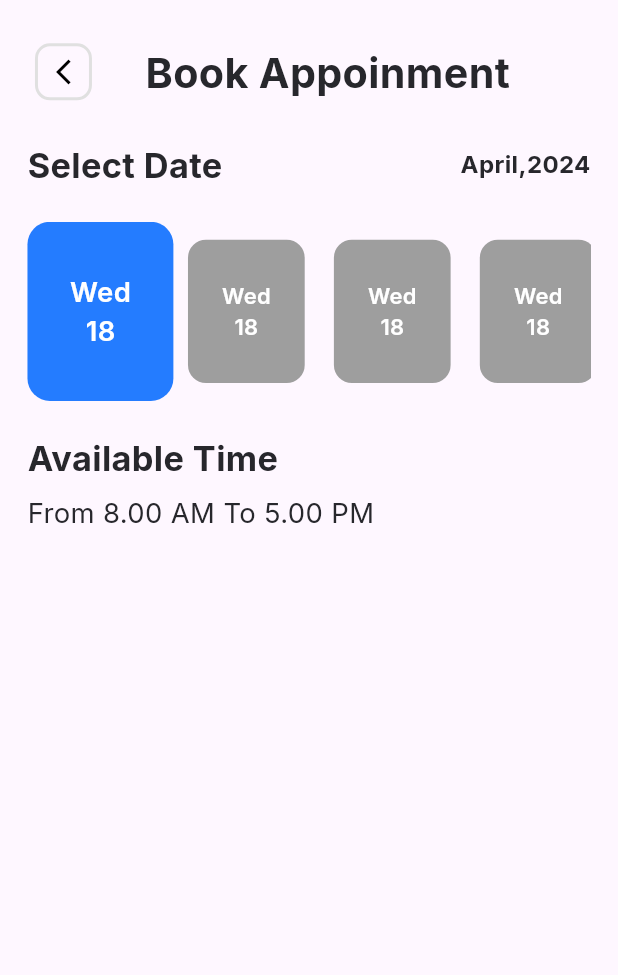
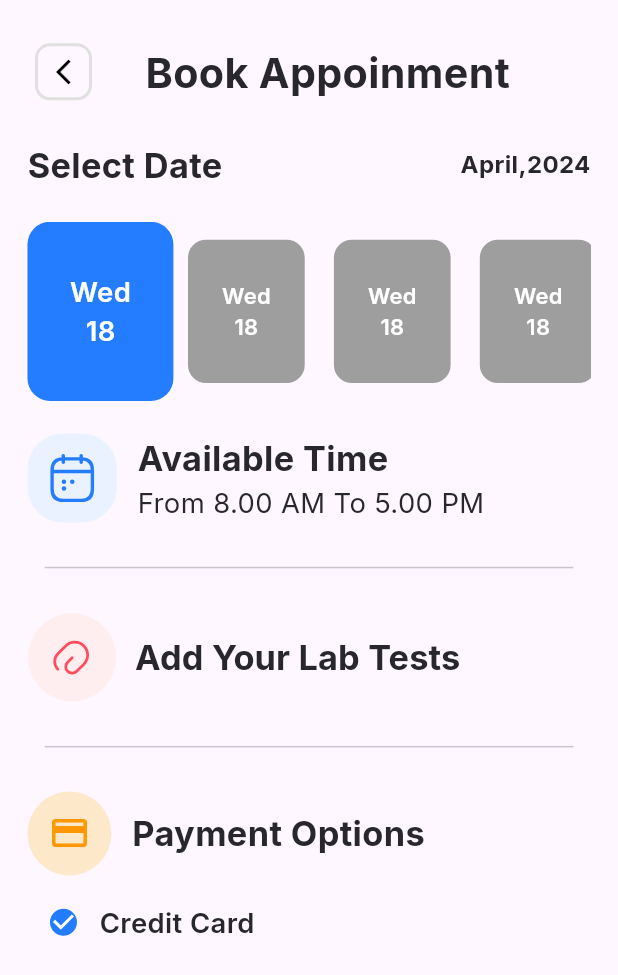
Before and after one commit to seiftarek10/clinic_square, a Flutter app: the BookAppoinmentView screen opened by its route, on a phone screen of 412 x 824 dp. Shown: the top 975 px of the screen. Run offline on Flutter 3.47's test engine with Material 3 defaults, Android fonts, the phone set to English and light mode, and no system bars; our stand-ins replace eva_icons_flutter, flutter_screenutil, flutter_svg, font_awesome_flutter, go_router, google_fonts.

Commit message:
finish add your lab tests section and payment section in book appoinment page

```diff
--- a/lib/Core/Themes/fonts.dart
+++ b/lib/Core/Themes/fonts.dart
@@ -6,6 +6,7 @@ import 'package:google_fonts/google_fonts.dart';
 
 abstract class Fonts {
   static TextStyle font18_250Lightgrey = GoogleFonts.inter(
+
       fontSize: 18.sp, fontWeight: FontWeight.w300, color: AppColors.darkBlue);
   static TextStyle font24_700mainBlue = GoogleFonts.inter(
       fontSize: 24.sp, fontWeight: FontWeight.w700, color: AppColors.mainBlue);
--- a/lib/Core/utils/assets.dart
+++ b/lib/Core/utils/assets.dart
@@ -2,15 +2,18 @@ abstract class Assets {
   static const String homeIcon = 'assets/images/svgs/home.svg';
   static const String messageIcon = 'assets/images/svgs/messages.svg';
   static const String calenderIcon = 'assets/images/svgs/calendar.svg';
-  static const String doctorConulation =
+  static const String doctorConulationIcon =
       'assets/images/pngs/doctor_consultation.png';
-  static const String bmiCalculator = 'assets/images/pngs/bmi.png';
-  static const String lab = 'assets/images/pngs/lab.png';
-  static const String homeVisit = 'assets/images/pngs/home_visit.png';
-  static const String pharmacy = 'assets/images/pngs/pharmacy.png';
-  static const String medicalQuestion =
+  static const String bmiCalculatorIcon = 'assets/images/pngs/bmi.png';
+  static const String labIcon = 'assets/images/pngs/lab.png';
+  static const String homeVisitIcon = 'assets/images/pngs/home_visit.png';
+  static const String pharmacyIcon = 'assets/images/pngs/pharmacy.png';
+  static const String medicalQuestionIcon =
       'assets/images/pngs/medical_question.png';
-  static const String blueContainer = 'assets/images/pngs/blue_card.png';
-  static const String robot = 'assets/images/pngs/robot.png';
-  static const String doctorImage = 'assets/images/pngs/doctor_image.png';
+  static const String blueContainerIcon = 'assets/images/pngs/blue_card.png';
+  static const String robotIcon = 'assets/images/pngs/robot.png';
+  static const String doctorImageIcon = 'assets/images/pngs/doctor_image.png';
+  static const String dateIcon = 'assets/images/svgs/date.svg';
+  static const String attachIcon = 'assets/images/svgs/attach.svg';
+  static const String fileIcon = 'assets/images/svgs/file.svg';
 }
--- /dev/null
+++ b/lib/Features/Doctor Consultation/Presentaion/View/Widgets/add_your_lab_tests.dart
@@ -0,0 +1,16 @@
+
+import 'package:clinic_square/Features/Doctor%20Consultation/Presentaion/View/Widgets/attach_file.dart';
+import 'package:clinic_square/Features/Doctor%20Consultation/Presentaion/View/Widgets/file_info.dart';
+import 'package:flutter/material.dart';
+
+
+class AddYourLabTestsWidget extends StatelessWidget {
+  const AddYourLabTestsWidget({super.key});
+  final bool attach = false;
+  @override
+  Widget build(BuildContext context) {
+    return attach == false
+        ? const AttachFile()
+        : const FileInfo();
+  }
+}
--- /dev/null
+++ b/lib/Features/Doctor Consultation/Presentaion/View/Widgets/attach_file.dart
@@ -0,0 +1,27 @@
+import 'package:clinic_square/Core/Themes/fonts.dart';
+import 'package:clinic_square/Core/utils/assets.dart';
+import 'package:flutter/material.dart';
+import 'package:flutter_screenutil/flutter_screenutil.dart';
+import 'package:flutter_svg/svg.dart';
+
+class AttachFile extends StatelessWidget {
+  const AttachFile({
+    super.key,
+  });
+
+  @override
+  Widget build(BuildContext context) {
+    return Row(
+        children: [
+          SvgPicture.asset(
+            Assets.attachIcon,
+            height: 50.h,
+          ),
+          TextButton(
+              onPressed: () {},
+              child: Text("Add Your Lab Tests",
+                  style: Fonts.font20_700darkBlue)),
+        ],
+      );
+  }
+}
--- a/lib/Features/Doctor Consultation/Presentaion/View/Widgets/available_day_hour.dart
+++ b/lib/Features/Doctor Consultation/Presentaion/View/Widgets/available_day_hour.dart
@@ -1,7 +1,8 @@
-
-import 'package:clinic_square/Core/Helpers/space.dart';
 import 'package:clinic_square/Core/Themes/fonts.dart';
+import 'package:clinic_square/Core/utils/assets.dart';
 import 'package:flutter/material.dart';
+import 'package:flutter_screenutil/flutter_screenutil.dart';
+import 'package:flutter_svg/flutter_svg.dart';
 
 class AvailableHourDay extends StatelessWidget {
   const AvailableHourDay({
@@ -10,12 +11,20 @@ class AvailableHourDay extends StatelessWidget {
 
   @override
   Widget build(BuildContext context) {
-    return Column(
-      crossAxisAlignment: CrossAxisAlignment.start,
+    return Row(
       children: [
-        Text("Available Time",style: Fonts.font20_700darkBlue),
-        Space.bottomSpace,
-        Text('From 8.00 AM To 5.00 PM',style: Fonts.font16_400DarkBlue),
+        SvgPicture.asset(
+          Assets.dateIcon,
+          height: 50.h,
+        ),
+        SizedBox(width: 12.w),
+        Column(
+          crossAxisAlignment: CrossAxisAlignment.start,
+          children: [
+            Text("Available Time", style: Fonts.font20_700darkBlue),
+            Text('From 8.00 AM To 5.00 PM', style: Fonts.font16_400DarkBlue),
+          ],
+        ),
       ],
     );
   }
--- /dev/null
+++ b/lib/Features/Doctor Consultation/Presentaion/View/Widgets/payment_method.dart
@@ -0,0 +1,35 @@
+import 'package:clinic_square/Core/Helpers/space.dart';
+import 'package:clinic_square/Core/Themes/colors.dart';
+import 'package:clinic_square/Core/Themes/fonts.dart';
+import 'package:clinic_square/Features/Doctor%20Consultation/Presentaion/View/Widgets/payment_option.dart';
+import 'package:flutter/material.dart';
+import 'package:flutter_screenutil/flutter_screenutil.dart';
+
+class PaymentMethod extends StatelessWidget {
+  const PaymentMethod({super.key});
+
+  @override
+  Widget build(BuildContext context) {
+    return Column(
+      children: [
+        Row(
+          children: [
+            const CircleAvatar(
+              radius: 28,
+              backgroundColor: Color.fromARGB(255, 253, 232, 202),
+              child: Icon(
+                Icons.payment_outlined,
+                color: Colors.orange,
+                size: 28,
+              ),
+            ),
+            SizedBox(width: 12.w),
+            Text("Payment Options", style: Fonts.font20_700darkBlue),
+          ],
+        ),
+        Space.bottomSpace,
+        const PaymentOption()
+      ],
+    );
+  }
+}
--- /dev/null
+++ b/lib/Features/Doctor Consultation/Presentaion/View/Widgets/payment_option.dart
@@ -0,0 +1,25 @@
+
+import 'package:clinic_square/Core/Themes/colors.dart';
+import 'package:clinic_square/Core/Themes/fonts.dart';
+import 'package:flutter/material.dart';
+
+class PaymentOption extends StatelessWidget {
+  const PaymentOption({
+    super.key,
+  });
+
+  @override
+  Widget build(BuildContext context) {
+    return Row(
+      children: [
+        Checkbox(
+            activeColor: AppColors.mainBlue,
+            shape: RoundedRectangleBorder(
+                borderRadius: BorderRadius.circular(20)),
+            value: true,
+            onChanged: (val) {}),
+        Text("Credit Card", style: Fonts.font16_600DarkBlue)
+      ],
+    );
+  }
+}
--- a/lib/Features/Doctor Consultation/Presentaion/View/Widgets/select_date.dart
+++ b/lib/Features/Doctor Consultation/Presentaion/View/Widgets/select_date.dart
@@ -1,8 +1,7 @@
 import 'package:clinic_square/Core/Helpers/space.dart';
-
-import 'package:clinic_square/Core/Themes/fonts.dart';
 import 'package:clinic_square/Features/Doctor%20Consultation/Presentaion/View/Widgets/available_day_hour.dart';
 import 'package:clinic_square/Features/Doctor%20Consultation/Presentaion/View/Widgets/avaliable_doctor_days.dart';
+import 'package:clinic_square/Features/Doctor%20Consultation/Presentaion/View/Widgets/select_date_and_month_text.dart';
 import 'package:flutter/material.dart';
 
 class SelectDate extends StatelessWidget {
@@ -13,20 +12,12 @@ class SelectDate extends StatelessWidget {
     return Column(
       crossAxisAlignment: CrossAxisAlignment.start,
       children: [
-        Row(
-          mainAxisAlignment: MainAxisAlignment.spaceBetween,
-          children: [
-            Text("Select Date", style: Fonts.font20_700darkBlue),
-            Text(
-              "April,2024",
-              style: Fonts.font14_700DarkBlue,
-            )
-          ],
-        ),
+        const SelectDateAndMonthText(),
         Space.verticalSpace18,
         const AvaliableDoctorDaysList(),
         Space.verticalSpace18,
-        const AvailableHourDay()
+        const AvailableHourDay(),
+
       ],
 
     );
--- /dev/null
+++ b/lib/Features/Doctor Consultation/Presentaion/View/Widgets/select_date_and_month_text.dart
@@ -0,0 +1,23 @@
+
+import 'package:clinic_square/Core/Themes/fonts.dart';
+import 'package:flutter/material.dart';
+
+class SelectDateAndMonthText extends StatelessWidget {
+  const SelectDateAndMonthText({
+    super.key,
+  });
+
+  @override
+  Widget build(BuildContext context) {
+    return Row(
+      mainAxisAlignment: MainAxisAlignment.spaceBetween,
+      children: [
+        Text("Select Date", style: Fonts.font20_700darkBlue),
+        Text(
+          "April,2024",
+          style: Fonts.font14_700DarkBlue,
+        )
+      ],
+    );
+  }
+}
--- a/lib/Features/Doctor Consultation/Presentaion/View/book_appoinment.dart
+++ b/lib/Features/Doctor Consultation/Presentaion/View/book_appoinment.dart
@@ -1,7 +1,10 @@
 import 'package:clinic_square/Core/Helpers/space.dart';
 import 'package:clinic_square/Core/Widgets/app_padding.dart';
+import 'package:clinic_square/Core/Widgets/divider.dart';
 import 'package:clinic_square/Core/Widgets/header_bar.dart';
 import 'package:clinic_square/Core/Widgets/scrollable_widget.dart';
+import 'package:clinic_square/Features/Doctor%20Consultation/Presentaion/View/Widgets/add_your_lab_tests.dart';
+import 'package:clinic_square/Features/Doctor%20Consultation/Presentaion/View/Widgets/payment_method.dart';
 import 'package:clinic_square/Features/Doctor%20Consultation/Presentaion/View/Widgets/select_date.dart';
 import 'package:flutter/material.dart';
 
@@ -13,13 +16,18 @@ class BookAppoinmentView extends StatelessWidget {
     return SafeArea(
       child: Scaffold(
         body: AppScrollWidget(
-          child: AppPadding(child: Column(
+            child: AppPadding(
+                child: Column(
           crossAxisAlignment: CrossAxisAlignment.start,
           children: [
             Space.topSpace20,
             const HeaderBar(headerText: 'Book Appoinment'),
             Space.verticalSpace18,
-              const SelectDate()
+            const SelectDate(),
+            const AppDivider(),
+            const AddYourLabTestsWidget(),
+            const AppDivider(),
+            const PaymentMethod()
           ],
         ))),
       ),
```
Also changed, not shown: lib/Core/Widgets/header_bar.dart (+4 -8 lines), lib/Features/Doctor Consultation/Presentaion/View/Widgets/doctor_card.dart (+4 -4 lines), lib/Features/Doctor Consultation/Presentaion/View/Widgets/file_info.dart (added, +35 -0 lines), lib/Features/Home/Presentaion/View/Widgets/ai_category_card.dart (+9 -8 lines), lib/Features/Home/Presentaion/View/Widgets/all_home_categories.dart (+11 -15 lines). Lines whose indentation alone changed are shown as unchanged.
